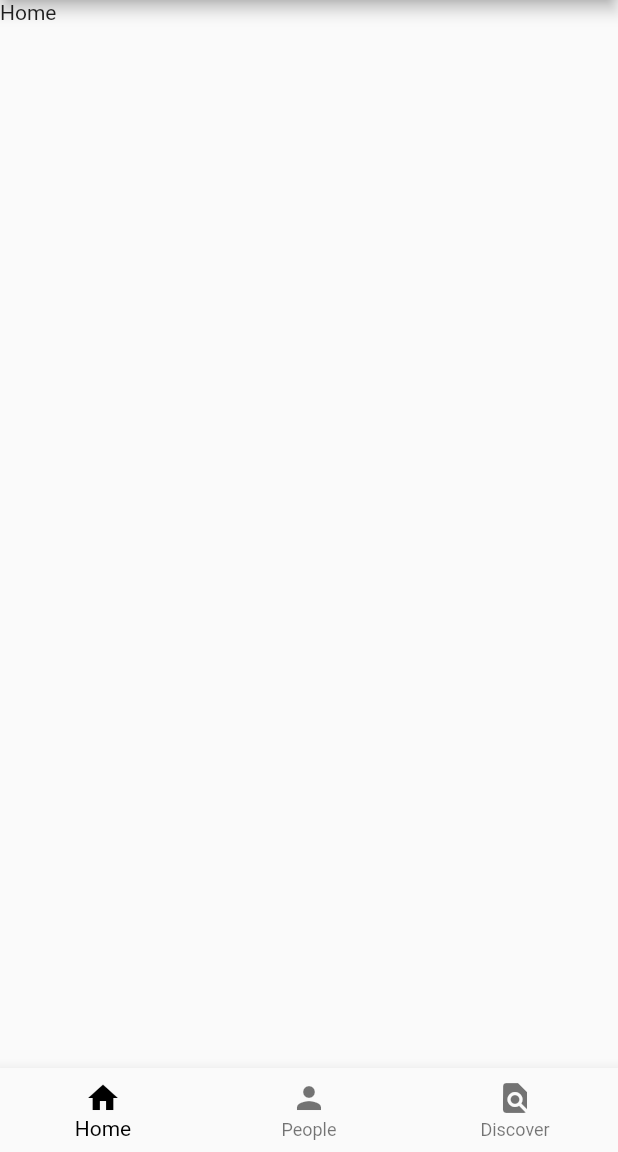
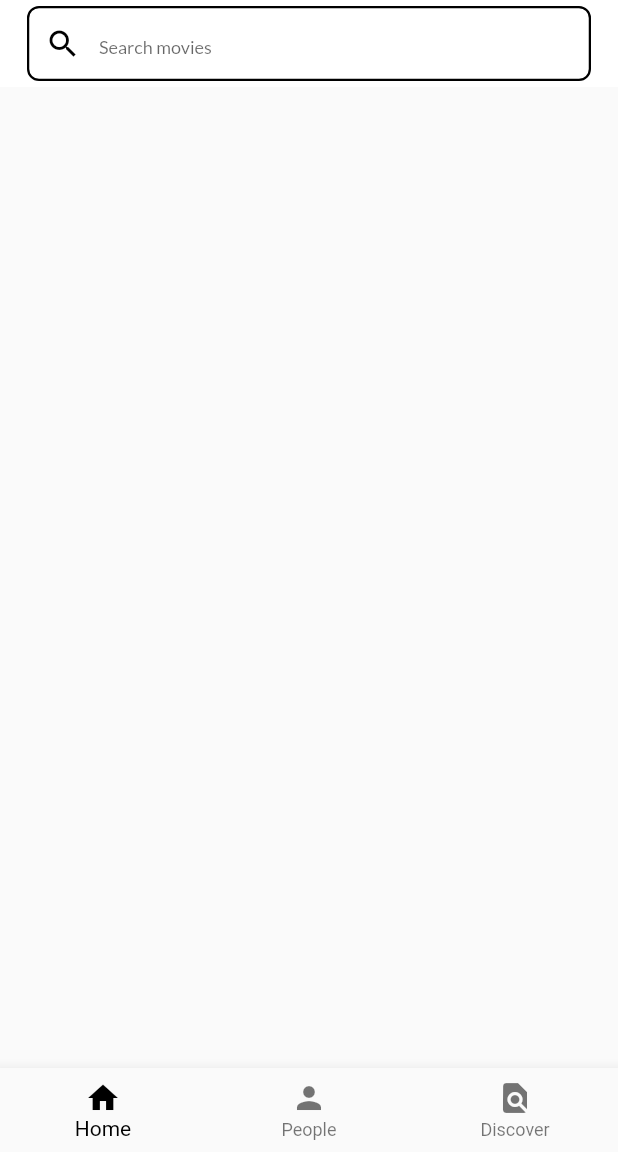
Before and after one commit to indrian16/whats_movies, a Flutter app: the screen it shows after launch, on a phone screen of 412 x 824 dp, the part 84-1236 px from its top. Run offline on Flutter 3.47's test engine with Material 2 defaults, Android fonts, the phone set to English and light mode, and no system bars; our stand-ins replace bloc, equatable, flutter_bloc.

Commit message:
adding search box at main_screen

```diff
--- a/lib/screens/home/home_screen.dart
+++ b/lib/screens/home/home_screen.dart
@@ -1,4 +1,7 @@
+import 'package:flutter/cupertino.dart';
 import 'package:flutter/material.dart';
+
+import '../widgets/widgets.dart';
 
 class HomeScreen extends StatefulWidget {
   @override
@@ -9,7 +12,17 @@ class _HomeScreenState extends State<HomeScreen> {
   @override
   Widget build(BuildContext context) {
     return Container(
-      child: Text('Home'),
+      color: Colors.white,
+      child: SingleChildScrollView(
+        child: Column(
+          children: <Widget>[
+            Padding(
+              padding: const EdgeInsets.symmetric(horizontal: 18.0, vertical: 4.0),
+              child: MainSearchBox(),
+            )
+          ],
+        ),
+      ),
     );
   }
 }
--- a/lib/screens/main/main_screen.dart
+++ b/lib/screens/main/main_screen.dart
@@ -26,6 +26,7 @@ class _MainScreenState extends State<MainScreen> {
           key: _scaffoldKey,
           appBar: AppBar(
             centerTitle: true,
+            elevation: 0.0,
             leading: IconButton(
               onPressed: _openDrawer,
               icon: Icon(Icons.menu),
--- a/lib/screens/widgets/main_search_box.dart
+++ b/lib/screens/widgets/search_box/main_search_box.dart
@@ -4,14 +4,19 @@ class MainSearchBox extends StatelessWidget {
   @override
   Widget build(BuildContext context) {
     return Container(
-      height: 60.0,
+      height: 50.0,
       child: TextField(
         onTap: () {
           print('goSearch()');
         },
+        enabled: true,
         decoration: InputDecoration(
             prefixIcon: Icon(Icons.search, color: Colors.black),
-            hintText: 'Search',
+            hintText: 'Search movies',
+            hintStyle: TextStyle(
+              fontFamily: 'Lato',
+              fontSize: 12.0
+            ),
             border: OutlineInputBorder(
                 borderRadius: BorderRadius.all(const Radius.circular(8.0)),
                 borderSide: BorderSide(color: Colors.black, width: 1.5)),
--- a/lib/screens/widgets/widgets.dart
+++ b/lib/screens/widgets/widgets.dart
@@ -1 +1 @@
-export './main_search_box.dart';
+export './search_box/main_search_box.dart';
```
